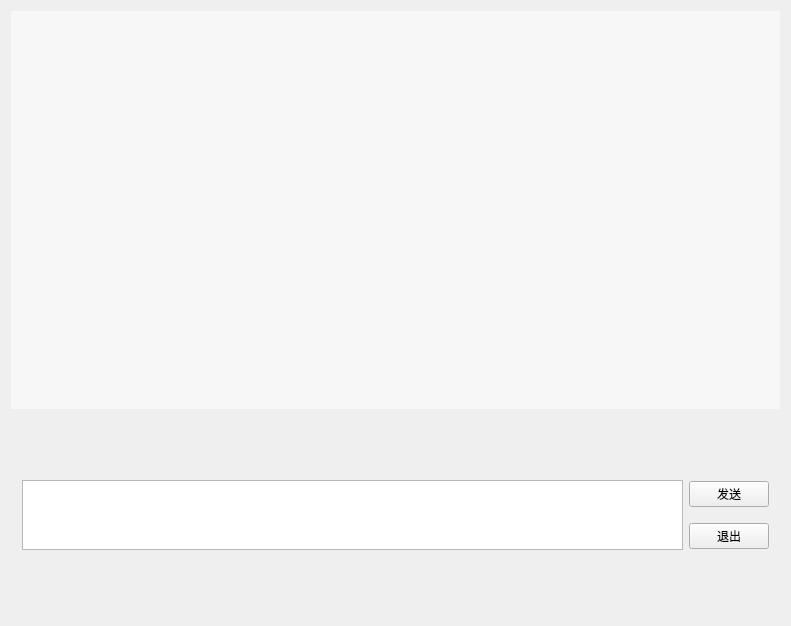
First picture: the form in ui/Doctor_patientCommunicationPlatform.ui, repository BottleOfErie/SmartHospital, before the edit.
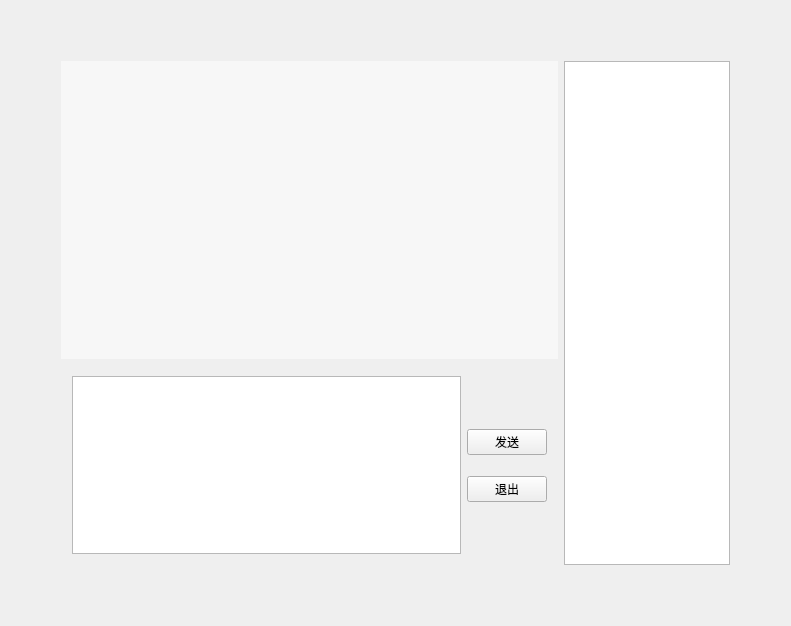
Second picture: the form after the edit. Icons and pictures are not drawn.

Commit message: 医患沟通功能和界面debug

The edit to the form file:
```diff
--- a/ui/Doctor_patientCommunicationPlatform.ui
+++ b/ui/Doctor_patientCommunicationPlatform.ui
@@ -13,8 +13,27 @@
   <property name="windowTitle">
    <string>MainWindow</string>
   </property>
+  <property name="styleSheet">
+   <string notr="true">#Doctor_patientCommunicationPlatform{border-image: url(:/images/07.jpg);}</string>
+  </property>
   <layout class="QGridLayout" name="gridLayout">
    <item row="0" column="0">
+    <layout class="QHBoxLayout" name="horizontalLayout_2" stretch="3,1">
+     <property name="leftMargin">
+      <number>50</number>
+     </property>
+     <property name="topMargin">
+      <number>50</number>
+     </property>
+     <property name="rightMargin">
+      <number>50</number>
+     </property>
+     <property name="bottomMargin">
+      <number>50</number>
+     </property>
+     <item>
+      <layout class="QVBoxLayout" name="verticalLayout_2">
+       <item>
     <widget class="QListWidget" name="listWidget">
      <property name="sizePolicy">
       <sizepolicy hsizetype="Expanding" vsizetype="Preferred">
@@ -41,7 +60,7 @@
      </property>
     </widget>
    </item>
-   <item row="1" column="0">
+       <item>
     <widget class="QWidget" name="widget" native="true">
      <property name="minimumSize">
       <size>
@@ -71,8 +90,15 @@
         <item>
          <layout class="QVBoxLayout" name="verticalLayout">
           <property name="spacing">
-           <number>15</number>
-          </property>
+               <number>21</number>
+              </property>
+              <item>
+               <widget class="QLabel" name="label">
+                <property name="text">
+                 <string/>
+                </property>
+               </widget>
+              </item>
           <item>
            <widget class="QPushButton" name="pushButton">
             <property name="text">
@@ -87,12 +113,30 @@
             </property>
            </widget>
           </item>
+              <item>
+               <widget class="QLabel" name="label_2">
+                <property name="text">
+                 <string/>
+                </property>
+               </widget>
+              </item>
          </layout>
         </item>
        </layout>
       </item>
      </layout>
     </widget>
+       </item>
+      </layout>
+     </item>
+     <item>
+      <widget class="QListWidget" name="listWidget_2">
+       <property name="batchSize">
+        <number>100</number>
+       </property>
+      </widget>
+     </item>
+    </layout>
    </item>
   </layout>
  </widget>
```
Lines whose indentation alone changed are shown as unchanged. The commit also changes 3 other files.
